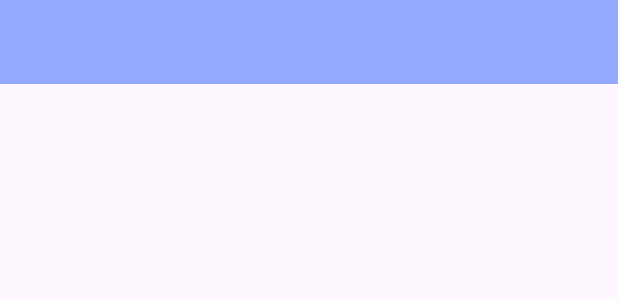
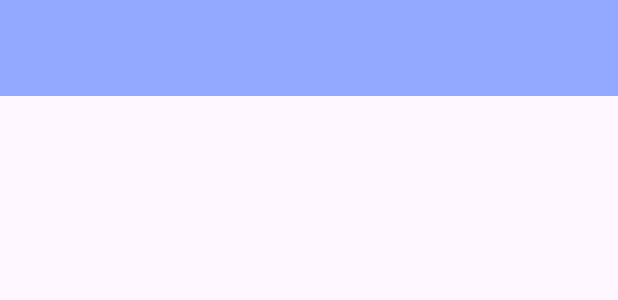
Before and after one commit to leafclover01/moblieProject, an Android app: the layout activity_dashboard.xml on its own in the app's theme, with its tools: preview values and no code run, on a phone screen of 412 x 824 dp. Shown: the top 300 px of the screen. Run offline under Robolectric (Android 15) with nearby library versions, the phone set to English and light mode, and no system bars.

Commit message:
feat : sửa nút thanh trạng thái

```diff
--- a/app/src/main/java/com/example/appbooking/page/DashboardActivity.java
+++ b/app/src/main/java/com/example/appbooking/page/DashboardActivity.java
@@ -55,9 +55,9 @@ public class DashboardActivity extends AppCompatActivity implements NavigationVi
             navigationView.setCheckedItem(R.id.nav_home);
         }
 
-        // Ẩn thanh trạng thái
-//        getWindow().setFlags(WindowManager.LayoutParams.FLAG_FULLSCREEN, WindowManager.LayoutParams.FLAG_FULLSCREEN);
-//        setContentView(R.layout.activity_dashboard);
+        // Tự động thêm khoảng trống bên dưới thanh trạng thái
+        DrawerLayout drawerLayout = findViewById(R.id.drawer_layout);
+        drawerLayout.setFitsSystemWindows(true);
     }
 
     @Override
--- a/app/src/main/res/layout/activity_dashboard.xml
+++ b/app/src/main/res/layout/activity_dashboard.xml
@@ -13,21 +13,22 @@
     <LinearLayout
         android:layout_width="match_parent"
         android:layout_height="match_parent"
-        android:orientation="vertical">
+        android:orientation="vertical"
+        android:fitsSystemWindows="true">
         <androidx.appcompat.widget.Toolbar
-            android:fitsSystemWindows="false"
+            android:id="@+id/toolbar"
             android:layout_width="match_parent"
-            android:layout_height="56dp"
-            android:id="@+id/toolbar"
+            android:layout_height="?attr/actionBarSize"
             android:elevation="4dp"
             android:background="@color/brandBlue30"
             android:theme="@style/ThemeOverlay.AppCompat.Dark.ActionBar"
             android:popupTheme="@style/ThemeOverlay.AppCompat.Light"/>
         <FrameLayout
+            android:id="@+id/fragment_container"
             android:layout_width="match_parent"
-            android:layout_height="match_parent"
-            android:id="@+id/fragment_container"/>
+            android:layout_height="match_parent"/>
     </LinearLayout>
+
     <com.google.android.material.navigation.NavigationView
         android:layout_width="wrap_content"
         android:layout_height="match_parent"
```
